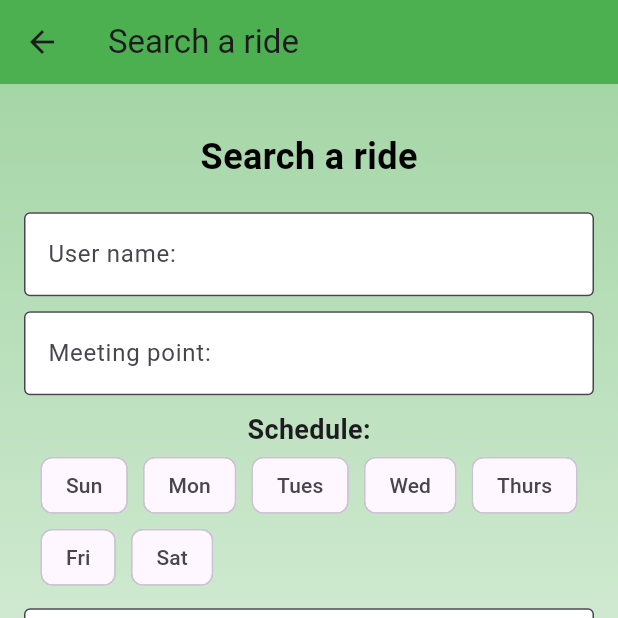
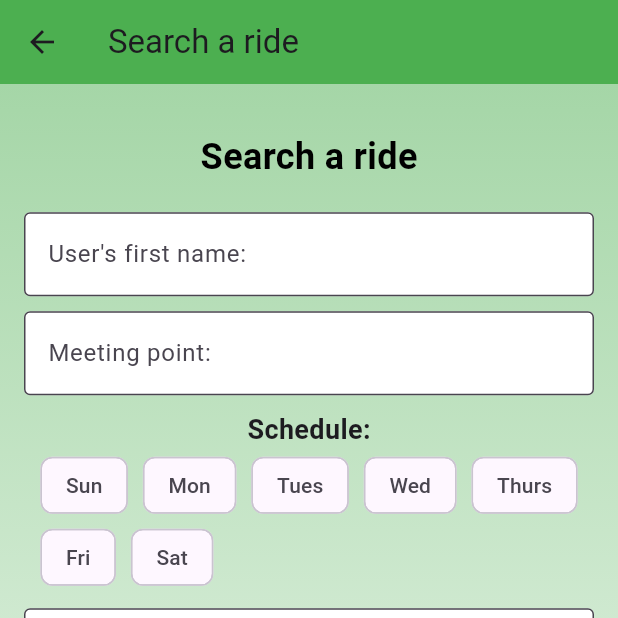
Before and after one commit to benbaruch1/carpool, a Flutter app: the SearchRidePage screen opened directly, after a tap on "Search", on a phone screen of 412 x 824 dp, the top half of it. Run offline on Flutter 3.47's test engine with Material 3 defaults, Android fonts, the phone set to English and light mode, and no system bars; our stand-ins replace cloud_firestore, firebase_auth, firebase_core, flutter_spinkit; accounts and stored records are empty; generated files the repository leaves out were written again.

Commit message:
Search is working by all fields

```diff
--- /dev/null
+++ b/carpool_app/lib/models/group.dart
@@ -0,0 +1,50 @@
+class Group {
+  final String uid; // Add this field
+  final String firstMeetingPoint;
+  final String secondMeetingPoint;
+  final String thirdMeetingPoint;
+  final List<String> members;
+  final String rideName;
+  final Map<String, dynamic> times;
+  final List<String> selectedDays;
+  final String userId;
+
+  Group({
+    required this.uid, // Add this field
+    required this.firstMeetingPoint,
+    required this.secondMeetingPoint,
+    required this.thirdMeetingPoint,
+    required this.members,
+    required this.rideName,
+    required this.times,
+    required this.selectedDays,
+    required this.userId,
+  });
+
+  factory Group.fromMap(Map<String, dynamic> data, String id) {
+    return Group(
+      uid: id, // Add this field
+      firstMeetingPoint: data['firstMeetingPoint'],
+      secondMeetingPoint: data['secondMeetingPoint'],
+      thirdMeetingPoint: data['thirdMeetingPoint'],
+      members: List<String>.from(data['members']),
+      rideName: data['rideName'],
+      times: data['times'],
+      selectedDays: List<String>.from(data['selectedDays']),
+      userId: data['userId'],
+    );
+  }
+
+  Map<String, dynamic> toMap() {
+    return {
+      'firstMeetingPoint': firstMeetingPoint,
+      'secondMeetingPoint': secondMeetingPoint,
+      'thirdMeetingPoint': thirdMeetingPoint,
+      'members': members,
+      'rideName': rideName,
+      'times': times,
+      'selectedDays': selectedDays,
+      'userId': userId,
+    };
+  }
+}
--- a/carpool_app/lib/services/database.dart
+++ b/carpool_app/lib/services/database.dart
@@ -1,3 +1,4 @@
+import 'package:carpool_app/models/group.dart';
 import 'package:carpool_app/models/user.dart';
 import 'package:cloud_firestore/cloud_firestore.dart';
 
@@ -8,6 +9,8 @@ class DatabaseService {
 
   final CollectionReference usersCollection =
       FirebaseFirestore.instance.collection('users');
+  final CollectionReference groupsCollection =
+      FirebaseFirestore.instance.collection('groups');
 
   Future updateUserData(String email, String firstName, String phoneNumber,
       String address) async {
@@ -49,4 +52,117 @@ class DatabaseService {
       data['address'],
     );
   }
+
+  Future<List<Group>> searchGroups({
+    String? meetingPoint,
+    List<String>? selectedDays,
+    String? departureTime,
+    String? returnTime,
+    String? rideName,
+    String? userId,
+  }) async {
+    List<Group> results = [];
+
+    // If all search parameters are empty or null, return all groups
+    if ((meetingPoint == null || meetingPoint.isEmpty) &&
+        (selectedDays == null || selectedDays.isEmpty) &&
+        (departureTime == null || departureTime.isEmpty) &&
+        (returnTime == null || returnTime.isEmpty) &&
+        (rideName == null || rideName.isEmpty) &&
+        (userId == null || userId.isEmpty)) {
+      QuerySnapshot snapshot =
+          await FirebaseFirestore.instance.collection('groups').get();
+      return snapshot.docs.map((doc) {
+        return Group.fromMap(doc.data() as Map<String, dynamic>, doc.id);
+      }).toList();
+    }
+
+    // Helper function to fetch groups by meeting point
+    Future<void> fetchGroupsByMeetingPoint(String field, String value) async {
+      Query query = FirebaseFirestore.instance
+          .collection('groups')
+          .where(field, isEqualTo: value);
+      QuerySnapshot querySnapshot = await query.get();
+      results.addAll(querySnapshot.docs.map((doc) {
+        return Group.fromMap(doc.data() as Map<String, dynamic>, doc.id);
+      }));
+    }
+
+    // Fetch groups by meeting point if provided
+    if (meetingPoint != null && meetingPoint.isNotEmpty) {
+      await fetchGroupsByMeetingPoint('firstMeetingPoint', meetingPoint);
+      await fetchGroupsByMeetingPoint('secondMeetingPoint', meetingPoint);
+      await fetchGroupsByMeetingPoint('thirdMeetingPoint', meetingPoint);
+    }
+
+    // Additional filters for selectedDays, rideName, userId
+    if (selectedDays != null && selectedDays.isNotEmpty) {
+      for (String day in selectedDays) {
+        Query dayQuery = FirebaseFirestore.instance
+            .collection('groups')
+            .where('selectedDays', arrayContains: day);
+        QuerySnapshot daySnapshot = await dayQuery.get();
+        results.addAll(daySnapshot.docs.map((doc) {
+          return Group.fromMap(doc.data() as Map<String, dynamic>, doc.id);
+        }));
+      }
+    }
+
+    if (rideName != null && rideName.isNotEmpty) {
+      Query rideQuery = FirebaseFirestore.instance
+          .collection('groups')
+          .where('rideName', isEqualTo: rideName);
+      QuerySnapshot rideSnapshot = await rideQuery.get();
+      results.addAll(rideSnapshot.docs.map((doc) {
+        return Group.fromMap(doc.data() as Map<String, dynamic>, doc.id);
+      }));
+    }
+
+    // Fetch user IDs by user name
+    List<String> userIds = [];
+    if (userId != null && userId.isNotEmpty) {
+      Query userQuery = FirebaseFirestore.instance
+          .collection('users')
+          .where('firstName', isEqualTo: userId);
+      QuerySnapshot userSnapshot = await userQuery.get();
+      userIds = userSnapshot.docs.map((doc) => doc.id).toList();
+    }
+
+    // Fetch groups by user IDs if userName is provided
+    if (userIds.isNotEmpty) {
+      for (String userId in userIds) {
+        Query userGroupQuery = FirebaseFirestore.instance
+            .collection('groups')
+            .where('userId', isEqualTo: userId);
+        QuerySnapshot userGroupSnapshot = await userGroupQuery.get();
+        results.addAll(userGroupSnapshot.docs.map((doc) {
+          return Group.fromMap(doc.data() as Map<String, dynamic>, doc.id);
+        }));
+      }
+    }
+
+    // Fetch all groups for departureTime filtering
+    if (departureTime != null && departureTime.isNotEmpty) {
+      Query query = FirebaseFirestore.instance.collection('groups');
+      QuerySnapshot snapshot = await query.get();
+      List<Group> allGroups = snapshot.docs.map((doc) {
+        return Group.fromMap(doc.data() as Map<String, dynamic>, doc.id);
+      }).toList();
+
+      results.addAll(allGroups.where((group) {
+        bool match = false;
+        group.times.forEach((day, time) {
+          if (time['departureTime'] == departureTime) {
+            match = true;
+          }
+        });
+        return match;
+      }).toList());
+    }
+
+    // Remove duplicates if necessary
+    final uniqueResults = results.toSet().toList();
+
+    return uniqueResults;
+  }
 }
--- a/carpool_app/lib/views/searchRide_page.dart
+++ b/carpool_app/lib/views/searchRide_page.dart
@@ -1,6 +1,9 @@
+import 'package:carpool_app/models/group.dart';
+import 'package:carpool_app/services/firebase_auth_service.dart';
 import 'package:flutter/material.dart';
 import 'package:cloud_firestore/cloud_firestore.dart';
 import 'package:firebase_auth/firebase_auth.dart';
+import 'package:carpool_app/services/database.dart';
 
 class SearchRidePage extends StatefulWidget {
   @override
@@ -13,81 +16,29 @@ class _SearchRidePageState extends State<SearchRidePage> {
   final TextEditingController _departureTimeController =
       TextEditingController();
   final TextEditingController _rideNameController = TextEditingController();
-  final Set<String> selectedDays = {};
+  final List<String> selectedDays = [];
   bool _showFullGroups = true;
-  Future<List<DocumentSnapshot>>? _searchResults;
+  Future<List<Group>>? _searchResults;
+  final AuthService _auth = AuthService();
+  DatabaseService databaseService =
+      DatabaseService(FirebaseAuth.instance.currentUser!.uid);
 
   Future<void> _searchRides() async {
-    List<DocumentSnapshot> results = [];
-
-    bool searchedByUserName = false;
-    bool searchedByMeetingPoint = false;
-
-    // search by user name
-    if (_userNameController.text.isNotEmpty) {
-      searchedByUserName = true;
-
-      QuerySnapshot userSnapshot = await FirebaseFirestore.instance
-          .collection('users')
-          .where('firstName', isEqualTo: _userNameController.text)
-          .get();
-
-      if (userSnapshot.docs.isNotEmpty) {
-        DocumentSnapshot userDoc = userSnapshot.docs.first;
-        List<dynamic> rideIds = userDoc['groups'];
-
-        for (var rideId in rideIds) {
-          DocumentSnapshot groupSnapshot = await FirebaseFirestore.instance
-              .collection('groups')
-              .doc(rideId)
-              .get();
-          if (groupSnapshot.exists) {
-            results.add(groupSnapshot);
-          }
-        }
-      }
-    }
-
-    // search by meeting point
-    if (_meetingPointController.text.isNotEmpty) {
-      searchedByMeetingPoint = true;
-
-      QuerySnapshot groupsSnapshot =
-          await FirebaseFirestore.instance.collection('groups').get();
-
-      List<DocumentSnapshot> meetingPointResults = [];
-      for (var groupDoc in groupsSnapshot.docs) {
-        if (groupDoc['firstMeetingPoint'] == _meetingPointController.text ||
-            groupDoc['secondMeetingPoint'] == _meetingPointController.text ||
-            groupDoc['thirdMeetingPoint'] == _meetingPointController.text) {
-          meetingPointResults.add(groupDoc);
-        }
-      }
-
-      // search by meeting point && by user name
-      if (searchedByUserName) {
-        results = results
-            .where((ride) => meetingPointResults
-                .any((meetingPointRide) => meetingPointRide.id == ride.id))
-            .toList();
-      } else {
-        results = meetingPointResults;
-      }
-    }
-
-    // empty search
-    if (!searchedByUserName && !searchedByMeetingPoint) {
-      QuerySnapshot groupsSnapshot =
-          await FirebaseFirestore.instance.collection('groups').get();
-      results = groupsSnapshot.docs;
-    }
+    List<Group> results = await databaseService.searchGroups(
+      meetingPoint: _meetingPointController.text,
+      departureTime: _departureTimeController.text,
+      selectedDays: selectedDays,
+      userId: _userNameController.text,
+      //returnTime: _returnTimeController.text,
+      rideName: _rideNameController.text,
+    );
 
     setState(() {
       _searchResults = Future.value(results);
     });
   }
 
-  Future<void> _joinRide(DocumentSnapshot ride) async {
+  Future<void> _joinRide(Group group) async {
     User? currentUser = FirebaseAuth.instance.currentUser;
     if (currentUser == null) {
       ScaffoldMessenger.of(context).showSnackBar(
@@ -96,7 +47,7 @@ class _SearchRidePageState extends State<SearchRidePage> {
       return;
     }
 
-    List<dynamic> members = ride['members'];
+    List<dynamic> members = group.members;
     if (members.length >= 5) {
       ScaffoldMessenger.of(context).showSnackBar(
         SnackBar(content: Text('This ride is full.')),
@@ -115,7 +66,7 @@ class _SearchRidePageState extends State<SearchRidePage> {
 
     await FirebaseFirestore.instance
         .collection('groups')
-        .doc(ride.id)
+        .doc(group.uid)
         .update({'members': members});
 
     ScaffoldMessenger.of(context).showSnackBar(
@@ -130,101 +81,101 @@ class _SearchRidePageState extends State<SearchRidePage> {
     });
   }
 
-  void _showRideDetails(BuildContext context, DocumentSnapshot ride) {
-    showDialog(
-      context: context,
-      builder: (BuildContext context) {
-        return AlertDialog(
-          title: Text(ride['rideName']),
-          content: SingleChildScrollView(
-            child: Column(
-              crossAxisAlignment: CrossAxisAlignment.start,
-              mainAxisSize: MainAxisSize.min,
-              children: [
-                _buildRichText(
-                    'First Meeting Point: ', ride['firstMeetingPoint']),
-                _buildRichText(
-                    'Second Meeting Point: ', ride['secondMeetingPoint']),
-                _buildRichText(
-                    'Third Meeting Point: ', ride['thirdMeetingPoint']),
-                _buildRichText(
-                    'Selected Days: ', ride['selectedDays'].join(', ')),
-                ...ride['selectedDays'].map<Widget>((day) {
-                  return Column(
-                    crossAxisAlignment: CrossAxisAlignment.start,
-                    children: [
-                      Text(
-                        '$day:',
-                        style: TextStyle(
-                            fontSize: 16, fontWeight: FontWeight.bold),
-                      ),
-                      Text(
-                          '  Departure Time: ${ride['times'][day]['departureTime']}'),
-                      Text(
-                          '  Return Time: ${ride['times'][day]['returnTime']}'),
-                    ],
-                  );
-                }).toList(),
-                Text('Members:', style: TextStyle(fontWeight: FontWeight.bold)),
-                ...ride['members'].map<Widget>((member) {
-                  bool isCreator = member == ride['userId'];
-                  return Row(
-                    children: [
-                      if (isCreator) Icon(Icons.star, color: Colors.green),
-                      FutureBuilder<DocumentSnapshot>(
-                        future: FirebaseFirestore.instance
-                            .collection('users')
-                            .doc(member)
-                            .get(),
-                        builder: (context, snapshot) {
-                          if (snapshot.connectionState ==
-                              ConnectionState.waiting) {
-                            return Text('Loading...');
-                          } else if (snapshot.hasError) {
-                            return Text('Error');
-                          } else {
-                            String memberName =
-                                snapshot.data!['firstName'] ?? 'Unknown';
-                            return Text(memberName,
-                                style: TextStyle(
-                                    color: isCreator
-                                        ? Colors.green
-                                        : Colors.black));
-                          }
-                        },
-                      ),
-                    ],
-                  );
-                }).toList(),
-              ],
-            ),
-          ),
-          actions: [
-            if (ride['members'].length < 5)
-              TextButton(
-                child: Text('JOIN'),
-                onPressed: () {
-                  _joinRide(ride);
-                  Navigator.of(context).pop();
-                },
-              ),
-            if (ride['members'].length >= 5)
-              Text(
-                'FULL',
-                style:
-                    TextStyle(color: Colors.red, fontWeight: FontWeight.bold),
-              ),
-            TextButton(
-              child: Text('Close'),
-              onPressed: () {
-                Navigator.of(context).pop();
-              },
-            ),
-          ],
-        );
-      },
-    );
-  }
+  // void _showRideDetails(BuildContext context, DocumentSnapshot ride) {
+  //   showDialog(
+  //     context: context,
+  //     builder: (BuildContext context) {
+  //       return AlertDialog(
+  //         title: Text(ride['rideName']),
+  //         content: SingleChildScrollView(
+  //           child: Column(
+  //             crossAxisAlignment: CrossAxisAlignment.start,
+  //             mainAxisSize: MainAxisSize.min,
+  //             children: [
+  //               _buildRichText(
+  //                   'First Meeting Point: ', ride['firstMeetingPoint']),
+  //               _buildRichText(
+  //                   'Second Meeting Point: ', ride['secondMeetingPoint']),
+  //               _buildRichText(
+  //                   'Third Meeting Point: ', ride['thirdMeetingPoint']),
+  //               _buildRichText(
+  //                   'Selected Days: ', ride['selectedDays'].join(', ')),
+  //               ...ride['selectedDays'].map<Widget>((day) {
+  //                 return Column(
+  //                   crossAxisAlignment: CrossAxisAlignment.start,
+  //                   children: [
+  //                     Text(
+  //                       '$day:',
+  //                       style: TextStyle(
+  //                           fontSize: 16, fontWeight: FontWeight.bold),
+  //                     ),
+  //                     Text(
+  //                         '  Departure Time: ${ride['times'][day]['departureTime']}'),
+  //                     Text(
+  //                         '  Return Time: ${ride['times'][day]['returnTime']}'),
+  //                   ],
+  //                 );
+  //               }).toList(),
+  //               Text('Members:', style: TextStyle(fontWeight: FontWeight.bold)),
+  //               ...ride['members'].map<Widget>((member) {
+  //                 bool isCreator = member == ride['userId'];
+  //                 return Row(
+  //                   children: [
+  //                     if (isCreator) Icon(Icons.star, color: Colors.green),
+  //                     FutureBuilder<DocumentSnapshot>(
+  //                       future: FirebaseFirestore.instance
+  //                           .collection('users')
+  //                           .doc(member)
+  //                           .get(),
+  //                       builder: (context, snapshot) {
+  //                         if (snapshot.connectionState ==
+  //                             ConnectionState.waiting) {
+  //                           return Text('Loading...');
+  //                         } else if (snapshot.hasError) {
+  //                           return Text('Error');
+  //                         } else {
+  //                           String memberName =
+  //                               snapshot.data!['firstName'] ?? 'Unknown';
+  //                           return Text(memberName,
+  //                               style: TextStyle(
+  //                                   color: isCreator
+  //                                       ? Colors.green
+  //                                       : Colors.black));
+  //                         }
+  //                       },
+  //                     ),
+  //                   ],
+  //                 );
+  //               }).toList(),
+  //             ],
+  //           ),
+  //         ),
+  //         actions: [
+  //           if (ride['members'].length < 5)
+  //             TextButton(
+  //               child: Text('JOIN'),
+  //               onPressed: () {
+  //                 _joinRide(ride);
+  //                 Navigator.of(context).pop();
+  //               },
+  //             ),
+  //           if (ride['members'].length >= 5)
+  //             Text(
+  //               'FULL',
+  //               style:
+  //                   TextStyle(color: Colors.red, fontWeight: FontWeight.bold),
+  //             ),
+  //           TextButton(
+  //             child: Text('Close'),
+  //             onPressed: () {
+  //               Navigator.of(context).pop();
+  //             },
+  //           ),
+  //         ],
+  //       );
+  //     },
+  //   );
+  // }
 
   static Widget _buildRichText(String label, String value) {
     return RichText(
@@ -272,7 +223,7 @@ class _SearchRidePageState extends State<SearchRidePage> {
                     ),
                   ),
                   SizedBox(height: 20),
-                  _buildTextField('User name:', _userNameController),
+                  _buildTextField('User\'s first name:', _userNameController),
                   SizedBox(height: 10),
                   _buildTextField('Meeting point:', _meetingPointController),
                   SizedBox(height: 10),
@@ -338,7 +289,7 @@ class _SearchRidePageState extends State<SearchRidePage> {
                   ),
                   SizedBox(height: 20),
                   _searchResults != null
-                      ? FutureBuilder<List<DocumentSnapshot>>(
+                      ? FutureBuilder<List<Group>>(
                           future: _searchResults,
                           builder: (context, snapshot) {
                             if (snapshot.connectionState ==
@@ -355,14 +306,14 @@ class _SearchRidePageState extends State<SearchRidePage> {
                                 physics: NeverScrollableScrollPhysics(),
                                 itemCount: snapshot.data!.length,
                                 itemBuilder: (context, index) {
-                                  DocumentSnapshot ride = snapshot.data![index];
+                                  Group group = snapshot.data![index];
                                   return Card(
                                     margin: EdgeInsets.symmetric(
                                         vertical: 10, horizontal: 15),
                                     child: ListTile(
                                       contentPadding: EdgeInsets.all(15),
                                       title: Text(
-                                        ride['rideName'],
+                                        group.rideName,
                                         style: TextStyle(
                                             fontSize: 20,
                                             fontWeight: FontWeight.bold),
@@ -372,30 +323,30 @@ class _SearchRidePageState extends State<SearchRidePage> {
                                             CrossAxisAlignment.start,
                                         children: [
                                           Text(
-                                              'First Meeting Point: ${ride['firstMeetingPoint']}'),
+                                              'First Meeting Point: ${group.firstMeetingPoint}'),
                                           Text(
-                                              'Second Meeting Point: ${ride['secondMeetingPoint']}'),
+                                              'Second Meeting Point: ${group.secondMeetingPoint}'),
                                           Text(
-                                              'Third Meeting Point: ${ride['thirdMeetingPoint']}'),
+                                              'Third Meeting Point: ${group.thirdMeetingPoint}'),
                                         ],
                                       ),
                                       trailing: Column(
                                         mainAxisSize: MainAxisSize.min,
                                         children: [
                                           Text(
-                                              'Members: ${ride['members'].length}/5'),
-                                          if (ride['members'].length < 5)
+                                              'Members: ${group.members.length}/5'),
+                                          if (group.members.length < 5)
                                             TextButton(
                                               child: Text('JOIN'),
                                               onPressed: () {
-                                                _joinRide(ride);
+                                                _joinRide(group);
                                               },
                                               style: TextButton.styleFrom(
                                                 padding: EdgeInsets.symmetric(
                                                     horizontal: 8, vertical: 4),
                                               ),
                                             ),
-                                          if (ride['members'].length >= 5)
+                                          if (group.members.length >= 5)
                                             Text(
                                               'FULL',
                                               style: TextStyle(
@@ -405,7 +356,7 @@ class _SearchRidePageState extends State<SearchRidePage> {
                                         ],
                                       ),
                                       onTap: () {
-                                        _showRideDetails(context, ride);
+                                        // _showRideDetails(context, group);
                                       },
                                     ),
                                   );
```
